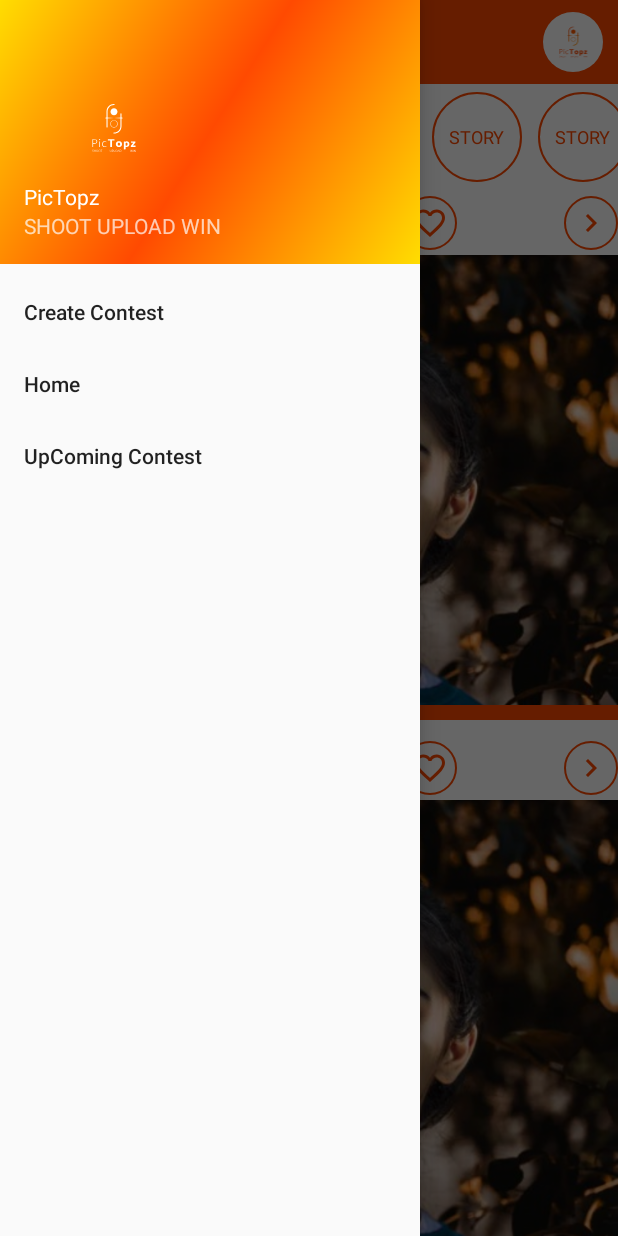
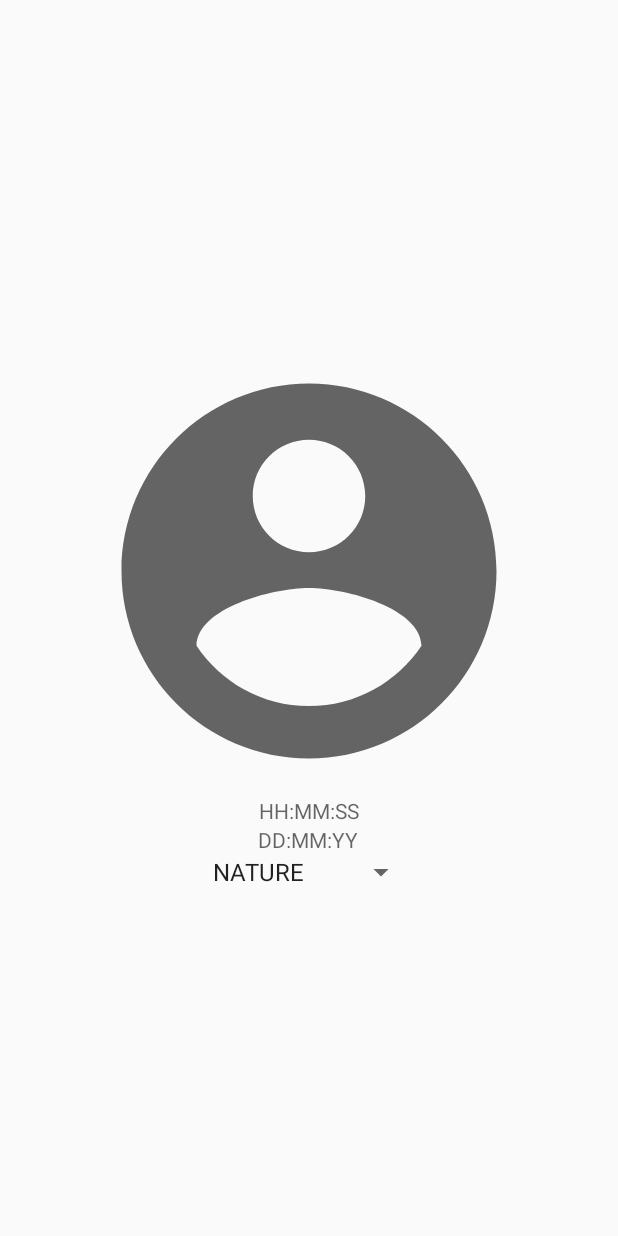
Before and after one commit to Rahul7f/PicTopz, an Android app: the screen it shows after launch once a user with an empty profile is signed in (DrawerActivity before the commit, UploadContest after it), after a tap on "Create Contest", on a phone screen of 412 x 824 dp. Run offline under Robolectric (Android 15) with nearby library versions, the phone set to English and light mode, and no system bars; our stand-ins replace Firebase (no records; nobody signed in at launch, a user with empty details on screens opened directly), navigation-ui; libraries missing offline, so code that uses them is left out: com.theartofdev.edmodo; 1 other tap on this screen came first.

Commit message:
working activity with a timer to upload some shit

```diff
--- a/app/src/main/java/com/example/pictopz/DrawerActivity.java
+++ b/app/src/main/java/com/example/pictopz/DrawerActivity.java
@@ -9,6 +9,7 @@ import android.view.Menu;
 import android.widget.ImageView;
 import android.widget.Toast;
 
+import com.example.pictopz.ui.UploadContest;
 import com.example.pictopz.ui.fragment.HomeFragment;
 import com.google.android.material.floatingactionbutton.FloatingActionButton;
 import com.google.android.material.snackbar.Snackbar;
@@ -70,6 +71,7 @@ public class DrawerActivity extends AppCompatActivity    {
                         break;
 
                     case R.id.create_contest:
+                        startActivity(new Intent(DrawerActivity.this,UploadContest.class));
                         Toast.makeText(DrawerActivity.this, "Create Contest", Toast.LENGTH_SHORT).show();
                         break;
 
--- /dev/null
+++ b/app/src/main/java/com/example/pictopz/ui/UploadContest.java
@@ -0,0 +1,216 @@
+package com.example.pictopz.ui;
+
+import androidx.annotation.NonNull;
+import androidx.annotation.Nullable;
+import androidx.appcompat.app.AlertDialog;
+import androidx.appcompat.app.AppCompatActivity;
+import androidx.appcompat.widget.AppCompatImageView;
+import androidx.appcompat.widget.AppCompatTextView;
+
+import android.Manifest;
+import android.app.Activity;
+import android.app.DatePickerDialog;
+import android.app.TimePickerDialog;
+import android.content.DialogInterface;
+import android.content.Intent;
+import android.content.pm.PackageManager;
+import android.graphics.Bitmap;
+import android.net.Uri;
+import android.os.Build;
+import android.os.Bundle;
+import android.os.CountDownTimer;
+import android.provider.MediaStore;
+import android.util.Log;
+import android.view.View;
+import android.widget.DatePicker;
+import android.widget.ImageView;
+import android.widget.TimePicker;
+import android.widget.Toast;
+
+import com.example.pictopz.R;
+import com.theartofdev.edmodo.cropper.CropImage;
+import com.theartofdev.edmodo.cropper.CropImageView;
+
+import java.io.IOException;
+import java.sql.Time;
+import java.text.ParseException;
+import java.text.SimpleDateFormat;
+import java.util.Calendar;
+import java.util.Date;
+import java.util.GregorianCalendar;
+import java.util.concurrent.TimeUnit;
+
+public class UploadContest extends AppCompatActivity  {
+
+    AppCompatTextView timepickerTV,datepickerTV;
+    AppCompatImageView imageView;
+    int year,month,day,hour,min,sec;
+    long diff;
+    long oldLong;
+    long NewLong;
+
+    @Override
+    protected void onCreate(Bundle savedInstanceState) {
+        super.onCreate(savedInstanceState);
+        setContentView(R.layout.activity_upload_contest);
+
+        timepickerTV=findViewById(R.id.time_picker_for_upload);
+        datepickerTV=findViewById(R.id.date_picker_for_upload);
+        imageView=findViewById(R.id.contes_image_to_upload);
+
+        imageView.setOnClickListener(new View.OnClickListener() {
+            @Override
+            public void onClick(View view) {
+                checkpermission();
+            }
+        });
+
+
+        GregorianCalendar calendar=new GregorianCalendar();
+
+        final DatePickerDialog datePickerDialog=new DatePickerDialog(UploadContest.this, new DatePickerDialog.OnDateSetListener() {
+            @Override
+            public void onDateSet(DatePicker datePicker, int i, int i1, int i2) {
+                year=i;
+                month=i1;
+                day=i2;
+
+                GregorianCalendar calendar= new GregorianCalendar();
+                String oldTime = calendar.get(GregorianCalendar.DAY_OF_MONTH)+"."+calendar.get(GregorianCalendar.MONTH)+"."+calendar.get(GregorianCalendar.YEAR)+", "+calendar.get(GregorianCalendar.HOUR)+":"+calendar.get(GregorianCalendar.MINUTE);
+                String newTime=day+"."+month+"."+year+", "+hour+":"+min;
+                convertDate(oldTime,newTime);
+
+            }
+        },calendar.get(GregorianCalendar.YEAR),calendar.get(GregorianCalendar.MONTH),calendar.get(GregorianCalendar.DAY_OF_MONTH));
+
+
+
+        final TimePickerDialog timePickerDialog=new TimePickerDialog(this, new TimePickerDialog.OnTimeSetListener() {
+            @Override
+            public void onTimeSet(TimePicker timePicker, int i, int i1) {
+                hour=i;
+                min=i1;
+                sec=0;
+                datePickerDialog.show();
+            }
+        },calendar.get(GregorianCalendar.HOUR_OF_DAY),calendar.get(GregorianCalendar.MINUTE),true);
+
+
+        timepickerTV.setClickable(true);
+        timepickerTV.setOnClickListener(new View.OnClickListener() {
+            @Override
+            public void onClick(View view) {
+                timePickerDialog.show();
+            }
+        });
+
+    }
+
+    public class MyCount extends CountDownTimer {
+        MyCount(long millisInFuture, long countDownInterval) {
+            super(millisInFuture, countDownInterval);
+        }
+
+        @Override
+        public void onFinish() {
+            datepickerTV.setText("done!");
+        }
+
+        @Override
+        public void onTick(long millisUntilFinished) {
+            long millis = millisUntilFinished;
+            String hms = (TimeUnit.MILLISECONDS.toDays(millis)) + ":"
+                    + (TimeUnit.MILLISECONDS.toHours(millis) - TimeUnit.DAYS.toHours(TimeUnit.MILLISECONDS.toDays(millis)) + ":")
+                    + (TimeUnit.MILLISECONDS.toMinutes(millis) - TimeUnit.HOURS.toMinutes(TimeUnit.MILLISECONDS.toHours(millis)) + ":"
+                    + (TimeUnit.MILLISECONDS.toSeconds(millis) - TimeUnit.MINUTES.toSeconds(TimeUnit.MILLISECONDS.toMinutes(millis))));
+            datepickerTV.setText(/*context.getString(R.string.ends_in) + " " +*/ hms);
+        }
+    }
+
+    void  checkpermission()
+    {
+        if (Build.VERSION.SDK_INT>=Build.VERSION_CODES.M)
+        {
+            try {
+                requestPermissions(new  String[] {Manifest.permission.READ_EXTERNAL_STORAGE,Manifest.permission.WRITE_EXTERNAL_STORAGE,Manifest.permission.CAMERA},100);
+
+            }catch (Exception ignored)
+            {
+
+            }
+        }
+        else {
+            pickimage();
+        }
+    }
+
+    @Override
+    public void onRequestPermissionsResult(int requestCode, @NonNull String[] permissions, @NonNull int[] grantResults) {
+        if (requestCode==100 && grantResults[0]== PackageManager.PERMISSION_GRANTED)
+        {
+            pickimage();
+        }
+        else
+        {
+            Toast.makeText(this, "This Permission is required", Toast.LENGTH_SHORT).show();
+        }
+    }
+
+    public void pickimage()
+    {
+        CropImage.startPickImageActivity(UploadContest.this);
+    }
+
+    @Override
+    protected void onActivityResult(int requestCode, int resultCode, @Nullable Intent data) {
+
+        if (requestCode == CropImage.PICK_IMAGE_CHOOSER_REQUEST_CODE && resultCode == Activity.RESULT_OK) {
+            Uri imageUri = CropImage.getPickImageResultUri(this, data);
+            croprequest(imageUri);
+        }
+
+        if (requestCode == CropImage.CROP_IMAGE_ACTIVITY_REQUEST_CODE) {
+            CropImage.ActivityResult result = CropImage.getActivityResult(data);
+
+            if (resultCode==RESULT_OK)
+            {
+                try {
+                    Bitmap bitmap = MediaStore.Images.Media.getBitmap(getContentResolver(),result.getUri());
+                    Toast.makeText(this, "image uri:- "+bitmap, Toast.LENGTH_SHORT).show();
+                    imageView.setImageBitmap(bitmap);
+                }catch (IOException e)
+                {
+                    e.printStackTrace();
+                    Toast.makeText(this, "error: "+e.getMessage(), Toast.LENGTH_SHORT).show();
+                }
+            }
+        }
+        super.onActivityResult(requestCode, resultCode, data);
+    }
+
+    public void croprequest(Uri imageURL)
+    {
+        CropImage.activity(imageURL)
+                .setGuidelines(CropImageView.Guidelines.ON)
+                .setMultiTouchEnabled(true)
+                .start(this);
+    }
+
+    public void convertDate(String oldTime,String newTime){
+        SimpleDateFormat formatter = new SimpleDateFormat("dd.MM.yyyy, HH:mm");
+
+        Date oldDate, newDate;
+        try {
+            oldDate = formatter.parse(oldTime);
+            newDate = formatter.parse(newTime);
+            oldLong = oldDate.getTime();
+            NewLong = newDate.getTime();
+            diff = NewLong - oldLong;
+        } catch (ParseException e) {
+            e.printStackTrace();
+        }
+        MyCount counter = new MyCount(diff, 1000);
+        counter.start();
+    }
+
+}
--- /dev/null
+++ b/app/src/main/res/layout/activity_upload_contest.xml
@@ -0,0 +1,33 @@
+<?xml version="1.0" encoding="utf-8"?>
+<androidx.appcompat.widget.LinearLayoutCompat xmlns:android="http://schemas.android.com/apk/res/android"
+    xmlns:app="http://schemas.android.com/apk/res-auto"
+    xmlns:tools="http://schemas.android.com/tools"
+    android:layout_width="match_parent"
+    android:layout_height="match_parent"
+    android:gravity="center"
+    android:orientation="vertical"
+    tools:context=".ui.UploadContest">
+
+    <androidx.appcompat.widget.AppCompatImageView
+        android:layout_width="300sp"
+        android:layout_height="300sp"
+        android:src="@drawable/user_icon"
+        android:id="@+id/contes_image_to_upload"/>
+
+    <androidx.appcompat.widget.AppCompatTextView
+        android:layout_width="wrap_content"
+        android:layout_height="wrap_content"
+        android:id="@+id/time_picker_for_upload"
+        android:hint="HH:MM:SS"/>
+    <androidx.appcompat.widget.AppCompatTextView
+        android:layout_width="wrap_content"
+        android:layout_height="wrap_content"
+        android:id="@+id/date_picker_for_upload"
+        android:hint="DD:MM:YY"/>
+
+    <androidx.appcompat.widget.AppCompatSpinner
+        android:layout_width="wrap_content"
+        android:layout_height="wrap_content"
+        android:entries="@array/contests_list"/>
+
+</androidx.appcompat.widget.LinearLayoutCompat>
--- a/app/src/main/res/values/strings.xml
+++ b/app/src/main/res/values/strings.xml
@@ -18,4 +18,11 @@ Omittam adolescens et eum, pro ad malis mediocritatem, ut postea option nec. Te
     <string name="menu_gallery">Gallery</string>
     <string name="menu_slideshow">Slideshow</string>
 
+    <string-array name="contests_list">
+        <item>NATURE</item>
+        <item>PORTRAIT</item>
+        <item>WILDLIFE</item>
+        <item>ABSTRACT</item>
+    </string-array>
+
 </resources>
```
Also changed, not shown: app/src/main/AndroidManifest.xml (+10 -8 lines).
